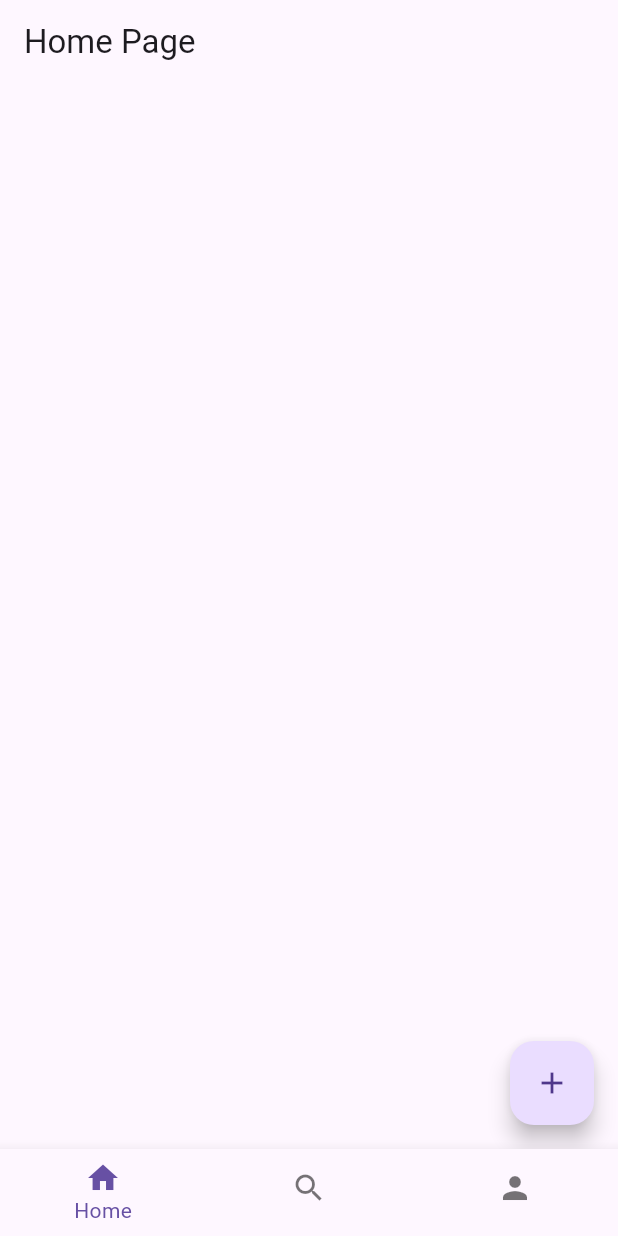
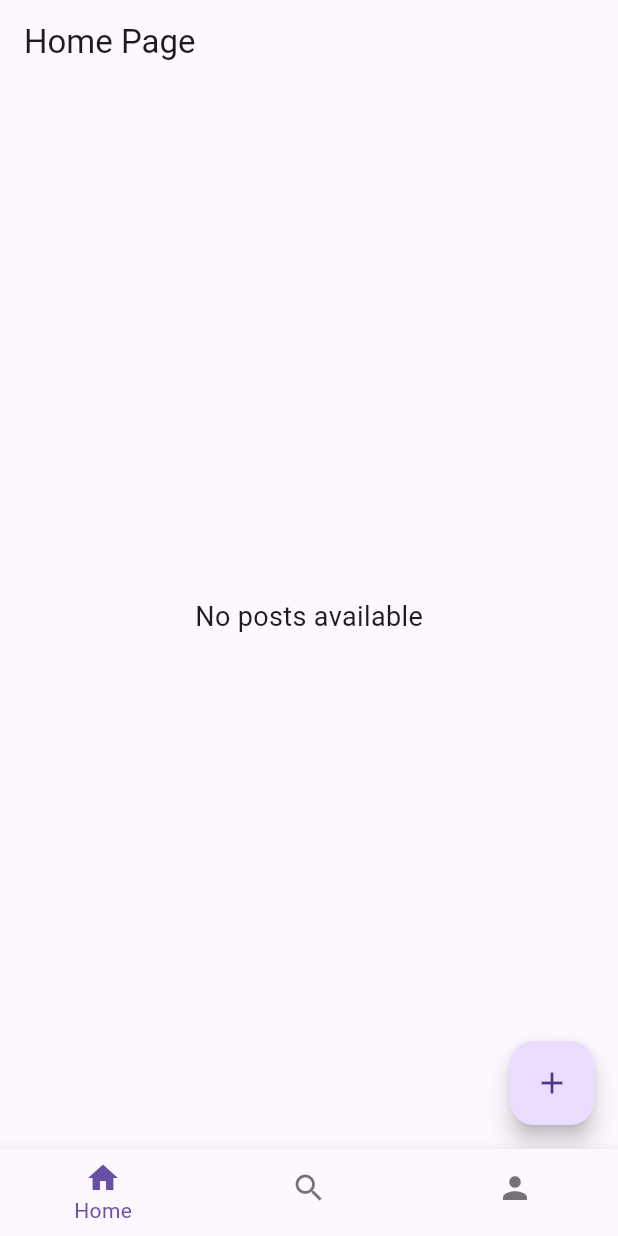
Before and after one commit to azizbek123411/project_x, a Flutter app: the screen it shows once a user with an empty profile is signed in, on a phone screen of 412 x 824 dp. Run offline on Flutter 3.47's test engine with Material 3 defaults, Android fonts, the phone set to English and light mode, and no system bars; our stand-ins replace cloud_firestore, firebase_auth, firebase_core; accounts and stored records are empty.

Commit message:
display posts

```diff
--- a/lib/pages/navbar_pages/home_page.dart
+++ b/lib/pages/navbar_pages/home_page.dart
@@ -2,6 +2,8 @@ import 'package:flutter/material.dart';
 import 'package:project_x/service/database/database_provider.dart';
 import 'package:project_x/widgets/my_input_alert_box.dart';
 import 'package:provider/provider.dart';
+
+import '../../models/post.dart';
 
 class HomePage extends StatefulWidget {
   const HomePage({super.key});
@@ -14,6 +16,8 @@ class _HomePageState extends State<HomePage> {
   final controller = TextEditingController();
   late final databaseProvider =
       Provider.of<DatabaseProvider>(context, listen: false);
+
+  late final listeningProvider = Provider.of<DatabaseProvider>(context);
 
   void _openMessageBox() {
     showDialog(
@@ -35,15 +39,53 @@ class _HomePageState extends State<HomePage> {
   }
 
   @override
+  void initState() {
+    super.initState();
+
+    loadAllPosts();
+  }
+
+  Future<void> loadAllPosts() async {
+    await databaseProvider.loadAllPosts();
+  }
+
+  @override
   Widget build(BuildContext context) {
     return Scaffold(
       appBar: AppBar(
         title: const Text('Home Page'),
       ),
+      body: buildPostList(listeningProvider.getAllPosts),
       floatingActionButton: FloatingActionButton(
         onPressed: _openMessageBox,
         child: Icon(Icons.add),
       ),
     );
   }
+
+  Widget buildPostList(List<Post> posts) {
+    return posts.isEmpty
+        ? Center(
+            child: Text(
+              'No posts available',
+              style: TextStyle(fontSize: 18),
+            ),
+          )
+        : ListView.builder(
+            itemCount: posts.length,
+            itemBuilder: (context, index) {
+              final post = posts[index];
+              return Column(
+                crossAxisAlignment: CrossAxisAlignment.start,
+                mainAxisSize: MainAxisSize.min,
+                children: [
+                  Padding(
+                    padding: const EdgeInsets.only(left: 8,right: 8,bottom: 4),
+                    child: Text(post.message,style: TextStyle(fontSize: 18),),
+                  ),
+                  Divider(),
+                ],
+              );
+            });
+  }
 }
```
